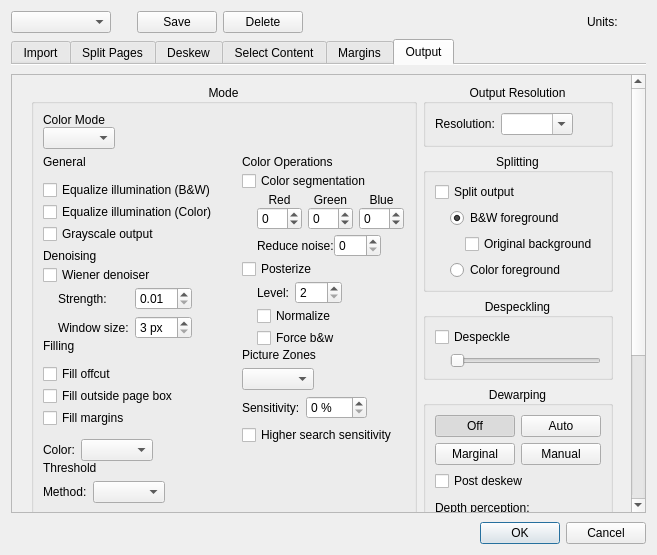
2ndmax/scantailor-ocr, file src/app/DefaultParamsDialog.ui: the form before one commit.
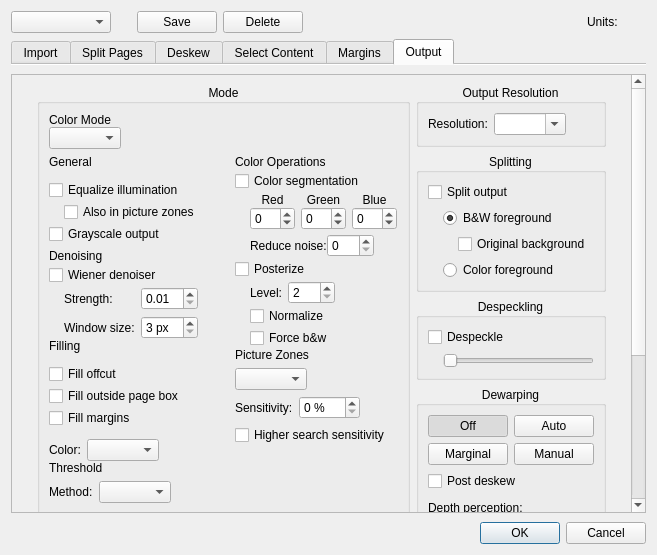
The form after the commit. The open tabs and pages were chosen to show the change. Icons and pictures are not drawn. Custom widgets are drawn as their Qt base class.

Commit message: Output: one "Equalize illumination", panel "Content"

What changed in the file:
```diff
--- a/src/app/DefaultParamsDialog.ui
+++ b/src/app/DefaultParamsDialog.ui
@@ -1908,19 +1908,26 @@
                           <string>Normalize illumination before binarization.</string>
                          </property>
                          <property name="text">
-                          <string>Equalize illumination (B&amp;&amp;W)</string>
+                          <string>Equalize illumination</string>
                          </property>
                         </widget>
                        </item>
+                       <item>
+                        <layout class="QHBoxLayout" name="equalizeIlluminationColorLayout">
+                         <property name="leftMargin">
+                          <number>15</number>
+                         </property>
                        <item>
                         <widget class="QCheckBox" name="equalizeIlluminationColorCB">
                          <property name="toolTip">
                           <string>Normalize illumination in color mode / in picture zones in mixed mode.</string>
                          </property>
                          <property name="text">
-                          <string>Equalize illumination (Color)</string>
-                         </property>
-                        </widget>
+                            <string>Also in picture zones</string>
+                           </property>
+                          </widget>
+                         </item>
+                        </layout>
                        </item>
                        <item>
                         <widget class="QCheckBox" name="grayscaleOutputCB">
```
Left out of the diff: 4 changed lines with no effect on the pictures. Lines whose indentation alone changed are shown as unchanged. The commit also changes 13 other files.
